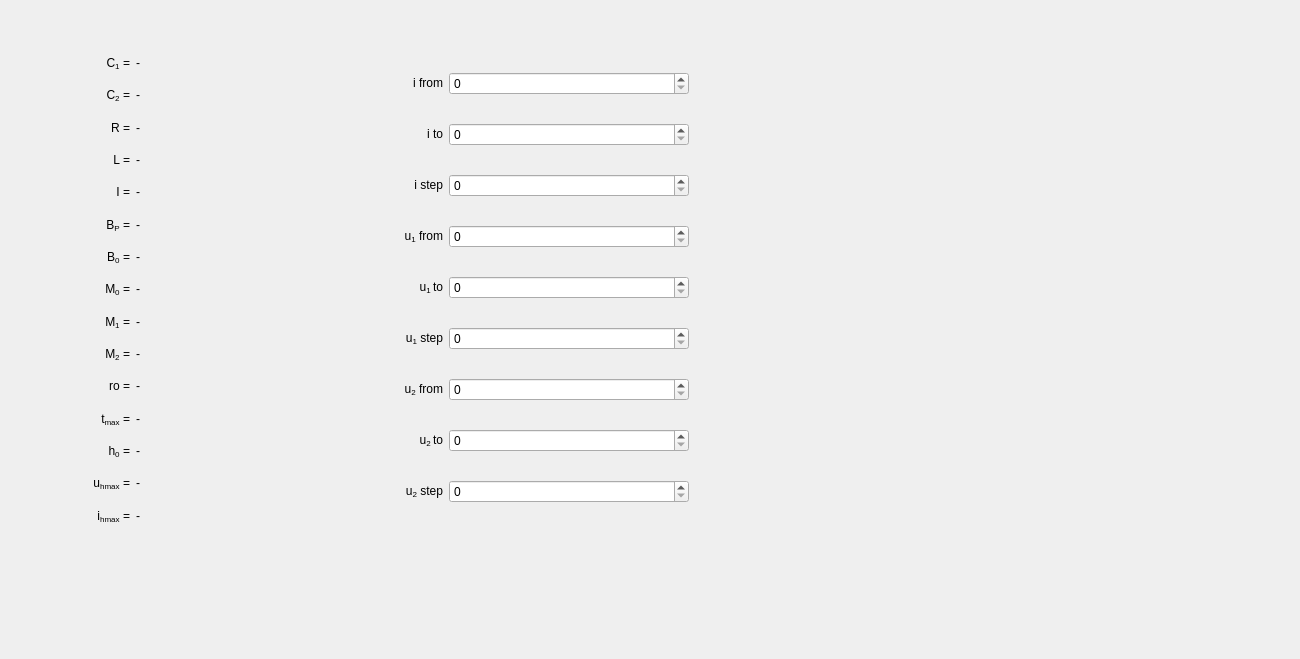
First picture: the form in widgets/cutwidget.ui, repository zsolt-racz/chua-trajectory-visualiser, before the edit.
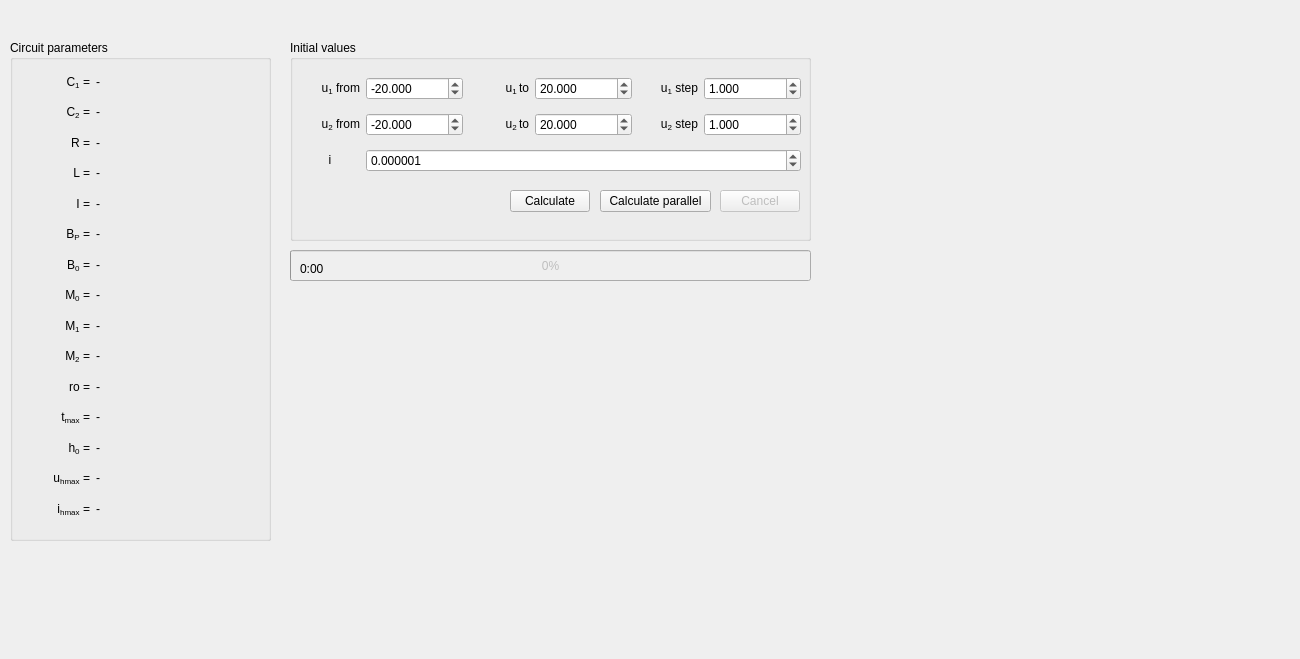
Second picture: the form after the edit. Custom widgets are drawn as their Qt base class.

What changed in the file:
```diff
--- a/widgets/cutwidget.ui
+++ b/widgets/cutwidget.ui
@@ -13,13 +13,25 @@
   <property name="windowTitle">
    <string>Form</string>
   </property>
+  <widget class="QGroupBox" name="groupBox">
+   <property name="geometry">
+    <rect>
+     <x>10</x>
+     <y>40</y>
+     <width>261</width>
+     <height>501</height>
+    </rect>
+   </property>
+   <property name="title">
+    <string>Circuit parameters</string>
+   </property>
   <widget class="QWidget" name="horizontalLayoutWidget_2">
    <property name="geometry">
     <rect>
-     <x>70</x>
-     <y>50</y>
-     <width>619</width>
-     <height>479</height>
+      <x>20</x>
+      <y>30</y>
+      <width>221</width>
+      <height>451</height>
     </rect>
    </property>
    <layout class="QHBoxLayout" name="horizontalLayout_21">
@@ -387,80 +399,33 @@
       </item>
      </layout>
     </item>
-    <item>
-     <layout class="QVBoxLayout" name="verticalLayout">
-      <item>
-       <layout class="QHBoxLayout" name="horizontalLayout_53">
-        <item>
-         <widget class="QLabel" name="label_50">
-          <property name="maximumSize">
-           <size>
-            <width>60</width>
-            <height>16777215</height>
-           </size>
-          </property>
-          <property name="text">
-           <string>&lt;html&gt;&lt;head/&gt;&lt;body&gt;&lt;p align=&quot;right&quot;&gt;i from&lt;/p&gt;&lt;/body&gt;&lt;/html&gt;</string>
-          </property>
-         </widget>
-        </item>
-        <item>
-         <widget class="QSpinBox" name="spinBox">
-          <property name="displayIntegerBase">
-           <number>10</number>
-          </property>
-         </widget>
-        </item>
-       </layout>
-      </item>
-      <item>
-       <layout class="QHBoxLayout" name="horizontalLayout_56">
-        <item>
-         <widget class="QLabel" name="label_53">
-          <property name="maximumSize">
-           <size>
-            <width>60</width>
-            <height>16777215</height>
-           </size>
-          </property>
-          <property name="text">
-           <string>&lt;html&gt;&lt;head/&gt;&lt;body&gt;&lt;p align=&quot;right&quot;&gt;i to&lt;/p&gt;&lt;/body&gt;&lt;/html&gt;</string>
-          </property>
-         </widget>
-        </item>
-        <item>
-         <widget class="QSpinBox" name="spinBox_2">
-          <property name="displayIntegerBase">
-           <number>10</number>
-          </property>
-         </widget>
-        </item>
-       </layout>
-      </item>
-      <item>
-       <layout class="QHBoxLayout" name="horizontalLayout_57">
-        <item>
-         <widget class="QLabel" name="label_54">
-          <property name="maximumSize">
-           <size>
-            <width>60</width>
-            <height>16777215</height>
-           </size>
-          </property>
-          <property name="text">
-           <string>&lt;html&gt;&lt;head/&gt;&lt;body&gt;&lt;p align=&quot;right&quot;&gt;i step&lt;/p&gt;&lt;/body&gt;&lt;/html&gt;</string>
-          </property>
-         </widget>
-        </item>
-        <item>
-         <widget class="QSpinBox" name="spinBox_3">
-          <property name="displayIntegerBase">
-           <number>10</number>
-          </property>
-         </widget>
-        </item>
-       </layout>
-      </item>
+    </layout>
+   </widget>
+  </widget>
+  <widget class="QGroupBox" name="groupBox_2">
+   <property name="geometry">
+    <rect>
+     <x>290</x>
+     <y>40</y>
+     <width>521</width>
+     <height>201</height>
+    </rect>
+   </property>
+   <property name="title">
+    <string>Initial values</string>
+   </property>
+   <widget class="QWidget" name="verticalLayoutWidget">
+    <property name="geometry">
+     <rect>
+      <x>10</x>
+      <y>30</y>
+      <width>501</width>
+      <height>111</height>
+     </rect>
+    </property>
+    <layout class="QVBoxLayout" name="verticalLayout_2">
+     <item>
+      <layout class="QHBoxLayout" name="horizontalLayout">
       <item>
        <layout class="QHBoxLayout" name="horizontalLayout_58">
         <item>
@@ -477,9 +442,18 @@
          </widget>
         </item>
         <item>
-         <widget class="QSpinBox" name="spinBox_4">
-          <property name="displayIntegerBase">
-           <number>10</number>
+          <widget class="QDoubleSpinBox" name="input_u1_from">
+           <property name="decimals">
+            <number>3</number>
+           </property>
+           <property name="minimum">
+            <double>-1000.000000000000000</double>
+           </property>
+           <property name="maximum">
+            <double>1000.000000000000000</double>
+           </property>
+           <property name="value">
+            <double>-20.000000000000000</double>
           </property>
          </widget>
         </item>
@@ -501,9 +475,18 @@
          </widget>
         </item>
         <item>
-         <widget class="QSpinBox" name="spinBox_5">
-          <property name="displayIntegerBase">
-           <number>10</number>
+          <widget class="QDoubleSpinBox" name="input_u1_to">
+           <property name="decimals">
+            <number>3</number>
+           </property>
+           <property name="minimum">
+            <double>-1000.000000000000000</double>
+           </property>
+           <property name="maximum">
+            <double>1000.000000000000000</double>
+           </property>
+           <property name="value">
+            <double>20.000000000000000</double>
           </property>
          </widget>
         </item>
@@ -525,18 +508,31 @@
          </widget>
         </item>
         <item>
-         <widget class="QSpinBox" name="spinBox_6">
-          <property name="displayIntegerBase">
-           <number>10</number>
+          <widget class="QDoubleSpinBox" name="input_u1_step">
+           <property name="decimals">
+            <number>3</number>
+           </property>
+           <property name="minimum">
+            <double>0.001000000000000</double>
+           </property>
+           <property name="maximum">
+            <double>100.000000000000000</double>
+           </property>
+           <property name="value">
+            <double>1.000000000000000</double>
           </property>
          </widget>
         </item>
        </layout>
       </item>
+      </layout>
+     </item>
       <item>
-       <layout class="QHBoxLayout" name="horizontalLayout_62">
+      <layout class="QHBoxLayout" name="horizontalLayout_2">
         <item>
-         <widget class="QLabel" name="label_59">
+        <layout class="QHBoxLayout" name="horizontalLayout_64">
+         <item>
+          <widget class="QLabel" name="label_61">
           <property name="maximumSize">
            <size>
             <width>60</width>
@@ -549,16 +545,25 @@
          </widget>
         </item>
         <item>
-         <widget class="QSpinBox" name="spinBox_8">
-          <property name="displayIntegerBase">
-           <number>10</number>
+          <widget class="QDoubleSpinBox" name="input_u2_from">
+           <property name="decimals">
+            <number>3</number>
+           </property>
+           <property name="minimum">
+            <double>-1000.000000000000000</double>
+           </property>
+           <property name="maximum">
+            <double>1000.990000000000009</double>
+           </property>
+           <property name="value">
+            <double>-20.000000000000000</double>
           </property>
          </widget>
         </item>
        </layout>
       </item>
       <item>
-       <layout class="QHBoxLayout" name="horizontalLayout_61">
+        <layout class="QHBoxLayout" name="horizontalLayout_65">
         <item>
          <widget class="QLabel" name="label_58">
           <property name="maximumSize">
@@ -573,16 +578,25 @@
          </widget>
         </item>
         <item>
-         <widget class="QSpinBox" name="spinBox_7">
-          <property name="displayIntegerBase">
-           <number>10</number>
+          <widget class="QDoubleSpinBox" name="input_u2_to">
+           <property name="decimals">
+            <number>3</number>
+           </property>
+           <property name="minimum">
+            <double>-1000.000000000000000</double>
+           </property>
+           <property name="maximum">
+            <double>1000.000000000000000</double>
+           </property>
+           <property name="value">
+            <double>20.000000000000000</double>
           </property>
          </widget>
         </item>
        </layout>
       </item>
       <item>
-       <layout class="QHBoxLayout" name="horizontalLayout_63">
+        <layout class="QHBoxLayout" name="horizontalLayout_66">
         <item>
          <widget class="QLabel" name="label_60">
           <property name="maximumSize">
@@ -597,19 +611,155 @@
          </widget>
         </item>
         <item>
-         <widget class="QSpinBox" name="spinBox_9">
-          <property name="displayIntegerBase">
-           <number>10</number>
-          </property>
+          <widget class="QDoubleSpinBox" name="input_u2_step">
+           <property name="decimals">
+            <number>3</number>
+           </property>
+           <property name="minimum">
+            <double>0.001000000000000</double>
+           </property>
+           <property name="maximum">
+            <double>100.000000000000000</double>
+           </property>
+           <property name="value">
+            <double>1.000000000000000</double>
+           </property>
          </widget>
         </item>
        </layout>
       </item>
      </layout>
     </item>
-   </layout>
-  </widget>
- </widget>
+     <item>
+      <layout class="QHBoxLayout" name="horizontalLayout_3">
+       <item>
+        <layout class="QHBoxLayout" name="horizontalLayout_69">
+         <item>
+          <widget class="QLabel" name="label_66">
+           <property name="maximumSize">
+            <size>
+             <width>60</width>
+             <height>16777215</height>
+            </size>
+           </property>
+           <property name="text">
+            <string>&lt;html&gt;&lt;head/&gt;&lt;body&gt;&lt;p align=&quot;center&quot;&gt;i&lt;/p&gt;&lt;/body&gt;&lt;/html&gt;</string>
+           </property>
+          </widget>
+         </item>
+         <item>
+          <widget class="QDoubleSpinBox" name="input_i">
+           <property name="decimals">
+            <number>6</number>
+           </property>
+           <property name="minimum">
+            <double>-1000.000000000000000</double>
+           </property>
+           <property name="maximum">
+            <double>1000.000000000000000</double>
+           </property>
+           <property name="value">
+            <double>0.000001000000000</double>
+           </property>
+          </widget>
+         </item>
+        </layout>
+       </item>
+      </layout>
+     </item>
+    </layout>
+   </widget>
+   <widget class="QPushButton" name="button_calculate_parallel">
+    <property name="geometry">
+     <rect>
+      <x>310</x>
+      <y>150</y>
+      <width>111</width>
+      <height>22</height>
+     </rect>
+    </property>
+    <property name="text">
+     <string>Calculate parallel</string>
+    </property>
+   </widget>
+   <widget class="QPushButton" name="button_cancel">
+    <property name="enabled">
+     <bool>false</bool>
+    </property>
+    <property name="geometry">
+     <rect>
+      <x>430</x>
+      <y>150</y>
+      <width>80</width>
+      <height>22</height>
+     </rect>
+    </property>
+    <property name="text">
+     <string>Cancel</string>
+    </property>
+   </widget>
+   <widget class="QPushButton" name="button_calculate">
+    <property name="geometry">
+     <rect>
+      <x>220</x>
+      <y>150</y>
+      <width>80</width>
+      <height>22</height>
+     </rect>
+    </property>
+    <property name="text">
+     <string>Calculate</string>
+    </property>
+   </widget>
+  </widget>
+  <widget class="QCustomPlot" name="plot_cut" native="true">
+   <property name="geometry">
+    <rect>
+     <x>850</x>
+     <y>60</y>
+     <width>400</width>
+     <height>400</height>
+    </rect>
+   </property>
+  </widget>
+  <widget class="QProgressBar" name="progressBar">
+   <property name="enabled">
+    <bool>false</bool>
+   </property>
+   <property name="geometry">
+    <rect>
+     <x>290</x>
+     <y>250</y>
+     <width>521</width>
+     <height>31</height>
+    </rect>
+   </property>
+   <property name="value">
+    <number>0</number>
+   </property>
+  </widget>
+  <widget class="QLabel" name="time">
+   <property name="geometry">
+    <rect>
+     <x>300</x>
+     <y>260</y>
+     <width>54</width>
+     <height>17</height>
+    </rect>
+   </property>
+   <property name="text">
+    <string>0:00</string>
+   </property>
+  </widget>
+ </widget>
+ <customwidgets>
+  <customwidget>
+   <class>QCustomPlot</class>
+   <extends>QWidget</extends>
+   <header>qcustomplot/qcustomplot.h</header>
+   <container>1</container>
+  </customwidget>
+ </customwidgets>
  <resources/>
  <connections/>
 </ui>
```
Left out of the diff: 4 changed lines with no effect on the pictures. Lines whose indentation alone changed are shown as unchanged.
